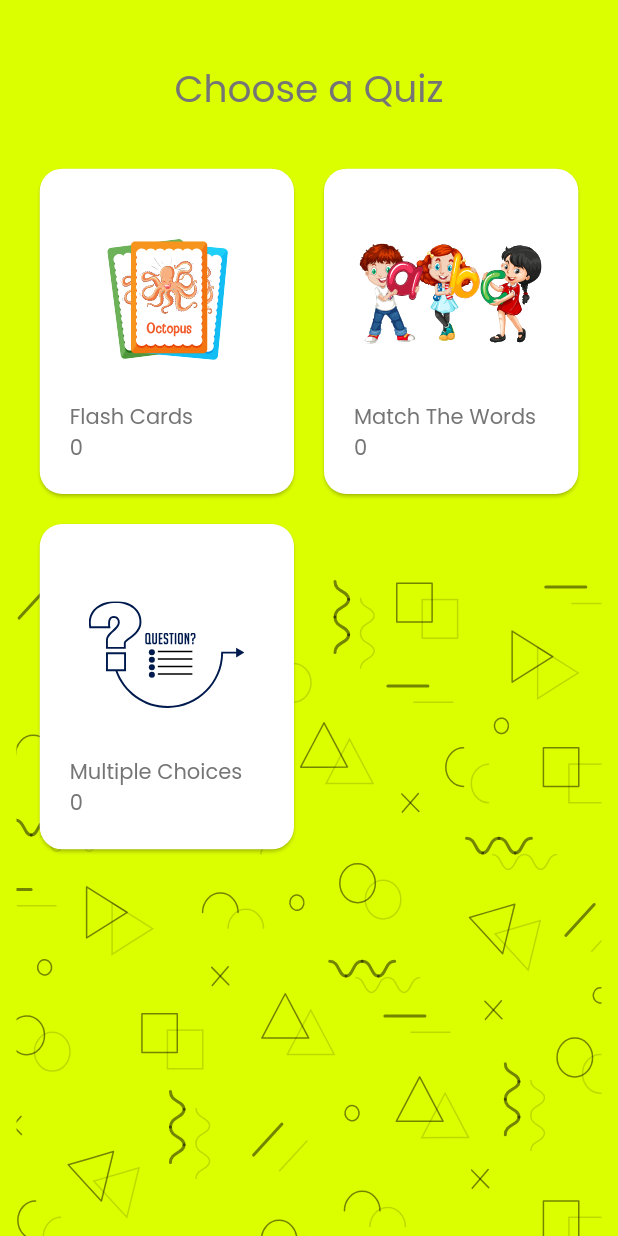
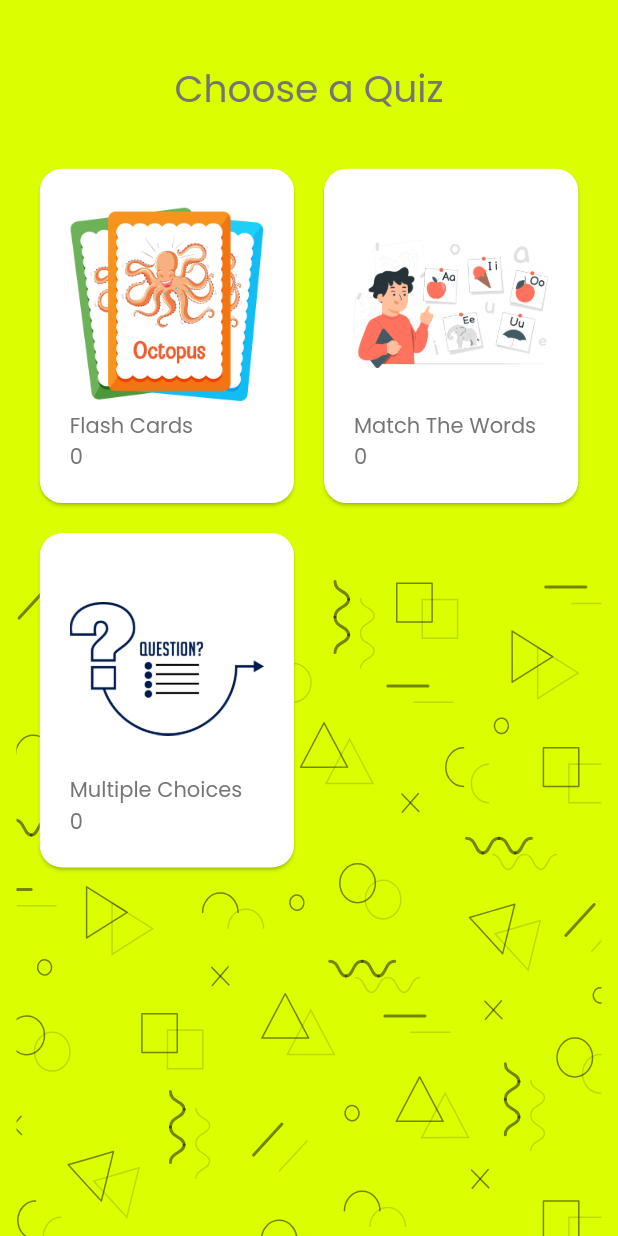
Before and after one commit to jibrankhalil-jk/wordclub, a Flutter app: the Choose_a_quiz screen opened directly, on a phone screen of 412 x 824 dp. Run offline on Flutter 3.47's test engine with Material 2 defaults, Android fonts, the phone set to English and light mode, and no system bars; our stand-ins replace bloc, cloud_firestore, firebase_core, flutter_bloc, flutter_svg, get_storage and 1 more; missing offline and left inert: text_to_speech; accounts and stored records are empty.

Commit message:
milestone 1

```diff
--- a/lib/models/quiz_option_model.dart
+++ b/lib/models/quiz_option_model.dart
@@ -3,10 +3,12 @@ class Quiz_Option_Model {
       {required this.Icon,
       required this.Progress,
       required this.Title,
+      required this.img,
       this.onpressed}) {}
 
   String Title;
   String Progress;
   String Icon;
+  String img;
   void Function()? onpressed;
 }
--- a/lib/others/constants.dart
+++ b/lib/others/constants.dart
@@ -31,4 +31,11 @@ class AppAssets {
   final String match_the_vowel = 'assets/illustrations/match_the_vowel.svg';
   final String match_the_word = 'assets/illustrations/match_the_word.svg';
   final String mcqs = 'assets/illustrations/mcqs.svg';
+
+  // image illustratios
+  final String flash_cards2 = 'assets/imgs/flashcards.png';
+  final String match_the_vowel2 = 'assets/imgs/abc.png';
+  final String mcqs2 = 'assets/imgs/mcqs.png';
+  final String match_the_word2 = 'assets/imgs/Fraaaaame.png';
+  final String fill_in_the_blanks2 = 'assets/imgs/fillintheblanks.png';
 }
--- a/lib/views/choose_a_quiz.dart
+++ b/lib/views/choose_a_quiz.dart
@@ -18,6 +18,7 @@ class Choose_a_quiz extends StatelessWidget {
     List<Quiz_Option_Model> Vocabularly_items = [
       Quiz_Option_Model(
           Title: 'Flash Cards'.i18n(),
+          img: AppAssets().flash_cards2,
           Progress: '0',
           Icon: AppAssets().flash_cards,
           onpressed: () {
@@ -28,6 +29,7 @@ class Choose_a_quiz extends StatelessWidget {
                         Choose_a_word_pack(type, 'Flash Cards')));
           }),
       Quiz_Option_Model(
+          img: AppAssets().match_the_word2,
           Title: 'Match The Words'.i18n(),
           Progress: '0',
           Icon: AppAssets().match_the_word,
@@ -42,6 +44,7 @@ class Choose_a_quiz extends StatelessWidget {
           Title: 'Multiple Choices'.i18n(),
           Progress: '0',
           Icon: AppAssets().mcqs,
+          img: AppAssets().mcqs2,
           onpressed: () {
             Navigator.push(
                 context,
@@ -55,6 +58,7 @@ class Choose_a_quiz extends StatelessWidget {
           Title: 'Flash Cards'.i18n(),
           Progress: '0',
           Icon: AppAssets().flash_cards,
+          img: AppAssets().flash_cards2,
           onpressed: () {
             Navigator.push(
                 context,
@@ -65,6 +69,7 @@ class Choose_a_quiz extends StatelessWidget {
       Quiz_Option_Model(
           Title: 'Fill in the Blanks'.i18n(),
           Progress: '0',
+          img: AppAssets().fill_in_the_blanks2,
           Icon: AppAssets().fill_in_the_blanks,
           onpressed: () {
             Navigator.push(
@@ -75,6 +80,7 @@ class Choose_a_quiz extends StatelessWidget {
           }),
       Quiz_Option_Model(
           Title: 'Multiple Choices'.i18n(),
+          img: AppAssets().mcqs2,
           Progress: '0',
           Icon: AppAssets().mcqs,
           onpressed: () {
@@ -85,6 +91,7 @@ class Choose_a_quiz extends StatelessWidget {
                         Choose_a_word_pack(type, 'Multiple_Choices')));
           }),
       Quiz_Option_Model(
+          img: AppAssets().match_the_word2,
           Title: 'Type full word'.i18n(),
           Progress: '0',
           Icon: AppAssets().match_the_word,
@@ -96,6 +103,7 @@ class Choose_a_quiz extends StatelessWidget {
                         Choose_a_word_pack(type, 'Type Full Word')));
           }),
       Quiz_Option_Model(
+          img: AppAssets().match_the_vowel2,
           Title: 'Match The Vowel'.i18n(),
           Progress: '0',
           Icon: AppAssets().match_the_vowel,
@@ -144,7 +152,7 @@ class Choose_a_quiz extends StatelessWidget {
                 height: MediaQuery.of(context).size.height / 1.24,
                 child: GridView.builder(
                     gridDelegate: SliverGridDelegateWithFixedCrossAxisCount(
-                        childAspectRatio: 0.8, crossAxisCount: 2),
+                        childAspectRatio: 0.78, crossAxisCount: 2),
                     itemCount: type == 'Spellings'
                         ? Spellings_items.length
                         : Vocabularly_items.length,
@@ -165,13 +173,16 @@ class Choose_a_quiz extends StatelessWidget {
                               children: [
                                 Spacer(),
                                 Center(
-                                  child: SvgPicture.asset(
-                                    type == 'Spellings'
-                                        ? Spellings_items[index].Icon
-                                        : Vocabularly_items[index].Icon,
-                                    fit: BoxFit.fill,
-                                  ),
-                                ),
+                                    // child: SvgPicture.asset(
+                                    //   type == 'Spellings'
+                                    //       ? Spellings_items[index].Icon
+                                    //       : Vocabularly_items[index].Icon,
+                                    //   fit: BoxFit.fill,),
+                                    child: Image.asset(
+                                  type == 'Spellings'
+                                      ? Spellings_items[index].img
+                                      : Vocabularly_items[index].img,
+                                )),
                                 Spacer(),
                                 Text(
                                   type == 'Spellings'
--- a/pubspec.yaml
+++ b/pubspec.yaml
@@ -76,6 +76,7 @@ flutter:
     - assets/illustrations/
     - assets/svgs/
     - assets/svgs/icons/
+    - assets/imgs/
     - lib/i18n/
   #   - images/a_dot_burr.jpeg
   #   - images/a_dot_ham.jpeg
```
Also changed, not shown: assets/imgs/Fraaaaame.png (added), assets/imgs/abc.png (added), assets/imgs/fillintheblanks.png (added), assets/imgs/flashcards.png (added), assets/imgs/mcqs.png (added).
